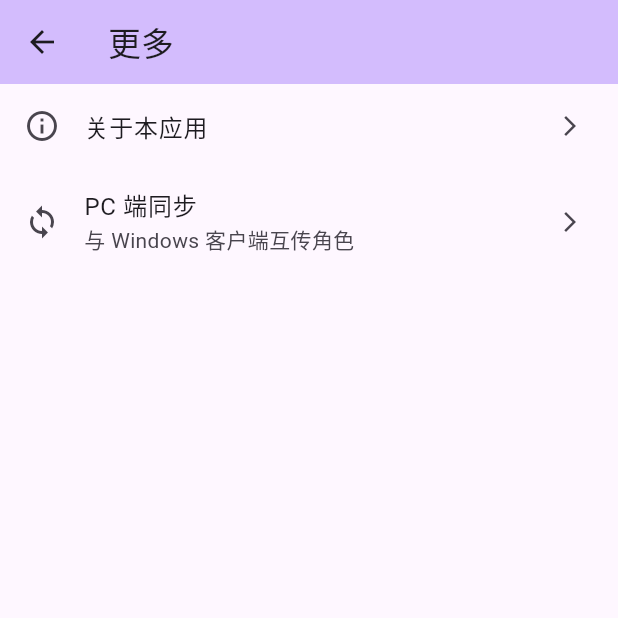
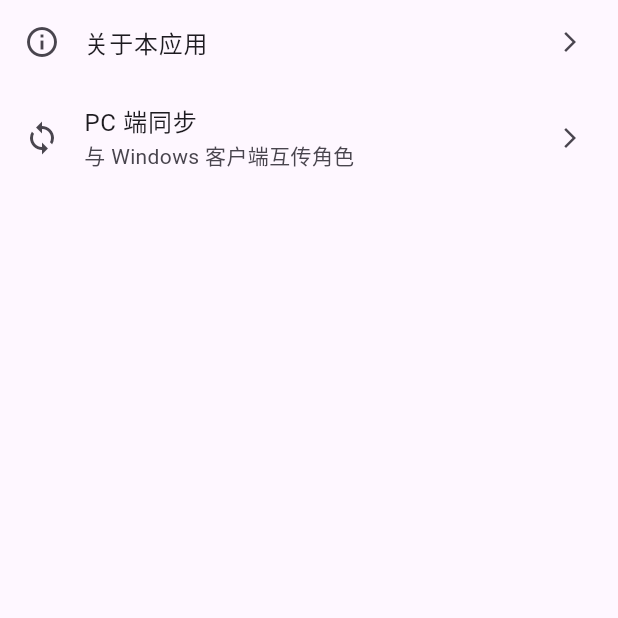
Before and after one commit to cadros1/dndtoolkit_flutter, a Flutter app: the MorePage screen opened directly, on a phone screen of 412 x 824 dp, the top half of it. Run offline on Flutter 3.47's test engine with Material 3 defaults, Android fonts, the phone set to English and light mode, and no system bars; our stand-ins replace device_info_plus, image_picker, package_info_plus; network calls fail.

Commit message:
删去意义不明AppBar

```diff
--- a/lib/pages/more_page.dart
+++ b/lib/pages/more_page.dart
@@ -9,10 +9,6 @@ class MorePage extends StatelessWidget {
   @override
   Widget build(BuildContext context) {
     return Scaffold(
-      appBar: AppBar(
-        title: const Text("更多"),
-        backgroundColor: Theme.of(context).colorScheme.inversePrimary,
-      ),
       body: ListView(
         children: [
           // 示例：之前的 PDF 手册入口（可选）
```
